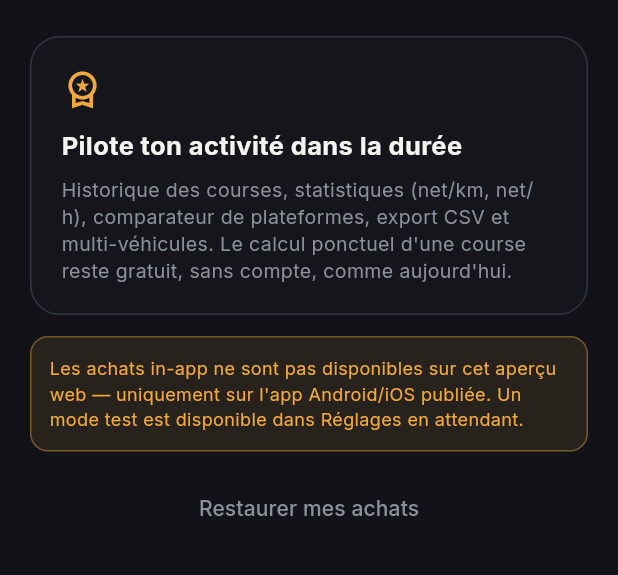
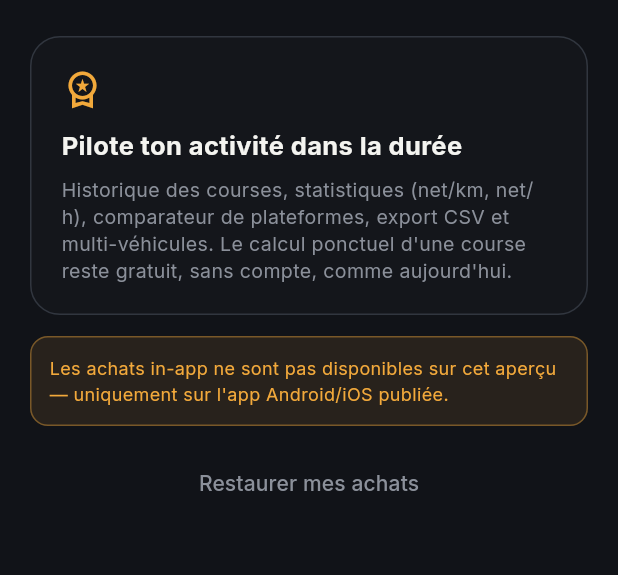
Before and after one commit to malik31200/renta_vtc, a Flutter app: the PaywallScreen widget shown alone on an empty page, opened directly with empty values, on a phone screen of 412 x 824 dp, the part 54-629 px from its top. Run offline on Flutter 3.47's test engine with Material 3 defaults, Android fonts, the phone set to English and light mode, and no system bars; our stand-ins replace file_picker, flutter_local_notifications, google_mobile_ads, in_app_purchase, share_plus, shared_preferences; accounts and stored records are empty; network calls fail.

Commit message:
Hide Premium test-mode toggle from release builds (kDebugMode only)

```diff
--- a/lib/screens/paywall_screen.dart
+++ b/lib/screens/paywall_screen.dart
@@ -1,3 +1,4 @@
+import 'package:flutter/foundation.dart' show kDebugMode;
 import 'package:flutter/material.dart';
 import 'package:in_app_purchase/in_app_purchase.dart';
 
@@ -68,11 +69,14 @@ class PaywallScreen extends StatelessWidget {
                 borderRadius: BorderRadius.circular(12),
                 border: Border.all(color: AppColors.amber.withValues(alpha: 0.4)),
               ),
-              child: const Text(
-                'Les achats in-app ne sont pas disponibles sur cet aperçu web — '
-                'uniquement sur l\'app Android/iOS publiée. Un mode test est disponible '
-                'dans Réglages en attendant.',
-                style: TextStyle(fontSize: 12, color: AppColors.amber),
+              child: Text(
+                kDebugMode
+                    ? 'Les achats in-app ne sont pas disponibles sur cet aperçu web — '
+                        'uniquement sur l\'app Android/iOS publiée. Un mode test est disponible '
+                        'dans Réglages en attendant.'
+                    : 'Les achats in-app ne sont pas disponibles sur cet aperçu — '
+                        'uniquement sur l\'app Android/iOS publiée.',
+                style: const TextStyle(fontSize: 12, color: AppColors.amber),
               ),
             ),
           )
--- a/lib/screens/settings_screen.dart
+++ b/lib/screens/settings_screen.dart
@@ -1,3 +1,4 @@
+import 'package:flutter/foundation.dart' show kDebugMode;
 import 'package:flutter/material.dart';
 
 import '../models/driver_profile.dart';
@@ -246,6 +247,9 @@ class _SettingsScreenState extends State<SettingsScreen> with AutomaticKeepAlive
           history: widget.rideHistory,
           onRestore: widget.onRestoreBackup,
         ),
+        // Bascule dev-only : ne doit jamais atteindre un build release, elle
+        // contournerait l'abonnement payant pour n'importe quel utilisateur.
+        if (kDebugMode) ...[
           const SectionTitle('Abonnement'),
           FormCard(children: [
             ToggleField(
@@ -256,6 +260,7 @@ class _SettingsScreenState extends State<SettingsScreen> with AutomaticKeepAlive
               onChanged: widget.onTogglePremiumDevMode,
             ),
           ]),
+        ],
       ],
     );
   }
```
Lines whose indentation alone changed are shown as unchanged.
